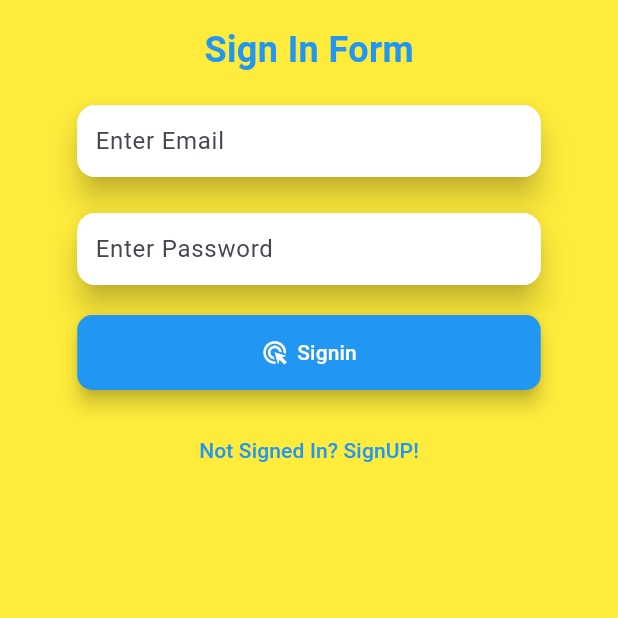
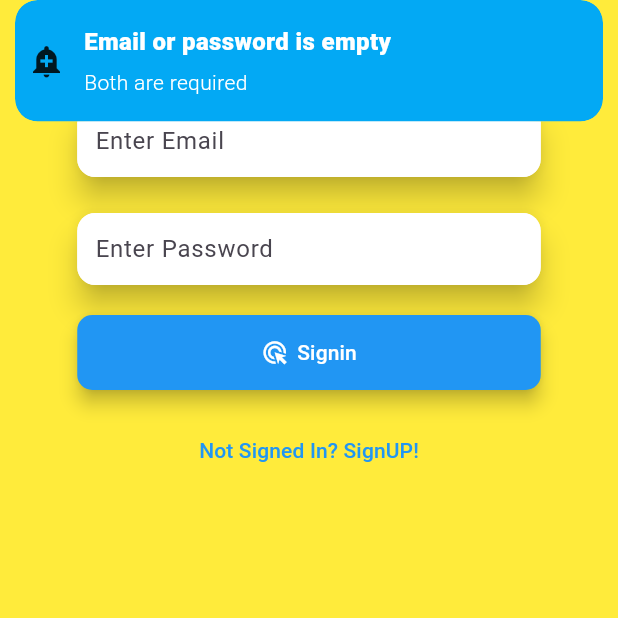
Before and after one commit to billthecoder046/disputeresolverai, a Flutter app: the screen it shows after launch, after a tap on "Signin", on a phone screen of 412 x 824 dp, the top half of it. Run offline on Flutter 3.47's test engine with Material 3 defaults, Android fonts, the phone set to English and light mode, and no system bars; our stand-ins replace firebase_auth, firebase_core, gap, get, responsive_framework; accounts and stored records are empty.

Commit message:
Merge branch 'refs/heads/Malik-M-Adrees-Nazir' into bilalWork

```diff
--- a/lib/main.dart
+++ b/lib/main.dart
@@ -3,7 +3,6 @@ import 'package:firebase_core/firebase_core.dart';
 import 'package:flutter/material.dart';
 import 'package:get/get.dart';
 import 'package:responsive_framework/responsive_framework.dart';
-
 import 'firebase_options.dart';
 
 void main() async {
@@ -15,12 +14,11 @@ void main() async {
 }
 class MyRootWidget extends StatelessWidget {
   const MyRootWidget({super.key});
-///G malik sab
   @override
   Widget build(BuildContext context) {
-    //I'have merged Malik into master branch
     return GetMaterialApp(
       title: 'Dispute Resolver AI',
+       debugShowCheckedModeBanner: false,
 
        builder: (context, child) => ResponsiveBreakpoints.builder(
       child: child!,
--- a/lib/screens/commonWidgets/fieldWidgets.dart
+++ b/lib/screens/commonWidgets/fieldWidgets.dart
@@ -1,5 +1,4 @@
 import 'package:flutter/material.dart';
-import 'package:get/get.dart';
 
 class MyTextField extends StatefulWidget {
   TextEditingController myController = TextEditingController();
--- a/lib/screens/login_screen/login_screen_logic.dart
+++ b/lib/screens/login_screen/login_screen_logic.dart
@@ -18,6 +18,42 @@ class Login_screenLogic extends GetxController {
   RxBool isSignedIn = true.obs;
 
 
+
+
+
+  Future<void> signInUserOnApp() async {
+    if (emailC.text.isEmpty || passC.text.isEmpty) {
+      Get.snackbar(
+        'Email or password is empty',
+        'Both are required',
+        colorText: Colors.white,
+        backgroundColor: Colors.lightBlue,
+        icon: const Icon(Icons.add_alert),
+      );
+    } else {
+      try {
+        var user = await _firebaseAuth.signInWithEmailAndPassword(
+          email: emailC.text,
+          password: passC.text,
+        );
+        Get.to(() => Home_Screen_Page(), transition: Transition.upToDown,duration: Duration(seconds: 10));
+      } catch (e) {
+        print(e);
+        Get.snackbar(
+          'Some issue occurred',
+          e.toString(),
+          colorText: Colors.white,
+          backgroundColor: Colors.lightBlue,
+          icon: const Icon(Icons.add_alert),
+        );
+      } finally {
+        print("Thank you for your time");
+      }
+    }
+  }
+
+
+
   //MyFunctions
   Future<void> createUserOnFirebase() async{
     if(emailC.text.isEmpty || passC.text.isEmpty){
@@ -32,7 +68,7 @@ class Login_screenLogic extends GetxController {
       try {
         var user = await _firebaseAuth.createUserWithEmailAndPassword(email: emailC.text, password: passC.text);
         if(user != null){
-                Get.to(()=> HomePage(), transition: Transition.leftToRight);
+                Get.to(()=> Home_Screen_Page(), transition: Transition.leftToRight);
               }
         else{
           print("User is null, so can't navigate");
@@ -53,10 +89,11 @@ class Login_screenLogic extends GetxController {
 
   }
 
+
   //MyFunctions
   Future<void> logOut() async{
    await _firebaseAuth.signOut();
-   Get.offAll(Login_screenPage());
+   Get.offAll(Login_screenPage() ,transition: Transition.leftToRight);
 
   }
 
--- a/lib/screens/login_screen/login_screen_view.dart
+++ b/lib/screens/login_screen/login_screen_view.dart
@@ -49,7 +49,7 @@ class Login_screenPage extends StatelessWidget {
   mySignInForm(context) {
     return Column(
       children: [
-        Gap(16),
+        const Gap(16),
         Text("Sign In Form",style: MyTextStyles.myTextStyleBlueLarge,),
         Gap(16),
         MyTextField(myController: logic.emailC, hintText: "Enter Email"),
@@ -57,9 +57,11 @@ class Login_screenPage extends StatelessWidget {
         MyTextField(myController: logic.passC, hintText: "Enter Password"),
         Gap(16),
         myFirstButton(
-          myFunction: () {
+          myFunction: () async{
             print("My Email Data: ${logic.emailC.text}");
             print("My Password Data: ${logic.passC.text}");
+            await logic.signInUserOnApp();
+
           },
           myButtonWidget: const Row(
             mainAxisAlignment: MainAxisAlignment.center,
@@ -97,7 +99,6 @@ class Login_screenPage extends StatelessWidget {
             print("My Email Data: ${logic.emailC.text}");
             print("My Password Data: ${logic.passC.text}");
             print("My Username: ${logic.userName.text}");
-
             ///onpressed
             await logic.createUserOnFirebase();
             print("Thankyou zain");
@@ -107,7 +108,7 @@ class Login_screenPage extends StatelessWidget {
             children: [Icon(Icons.ads_click), Gap(6), Text("Signup")],
           ),
         ),
-        Gap(16),
+        const Gap(16),
         TextButton(
             onPressed: () {
               logic.isSignedIn.value = !logic.isSignedIn.value;
```
Also changed, not shown: lib/screens/home/home_view.dart (+114 -4 lines).
